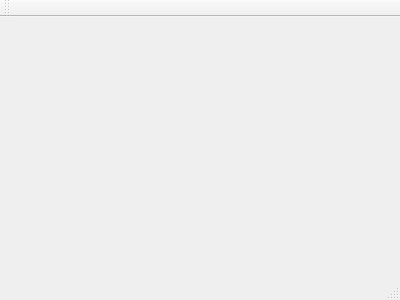
Before: the Qt Designer form nlogsvc/mainwindow.ui in tom9099/NLog, drawn with Qt 5.
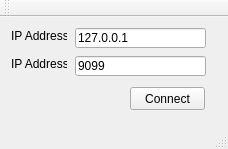
After: the same form once the commit is applied.

```diff
--- a/nlogsvc/mainwindow.ui
+++ b/nlogsvc/mainwindow.ui
@@ -1,24 +1,120 @@
 <ui version="4.0">
  <class>MainWindow</class>
- <widget class="QMainWindow" name="MainWindow" >
-  <property name="geometry" >
+ <widget class="QMainWindow" name="MainWindow">
+  <property name="geometry">
    <rect>
     <x>0</x>
     <y>0</y>
-    <width>400</width>
-    <height>300</height>
+    <width>228</width>
+    <height>149</height>
    </rect>
   </property>
   <property name="windowTitle" >
    <string>MainWindow</string>
   </property>
-  <widget class="QMenuBar" name="menuBar" />
-  <widget class="QToolBar" name="mainToolBar" />
-  <widget class="QWidget" name="centralWidget" />
-  <widget class="QStatusBar" name="statusBar" />
+  <widget class="QWidget" name="centralWidget">
+   <property name="enabled">
+    <bool>true</bool>
+   </property>
+   <property name="sizePolicy">
+    <sizepolicy hsizetype="Expanding" vsizetype="Expanding">
+     <horstretch>0</horstretch>
+     <verstretch>0</verstretch>
+    </sizepolicy>
+   </property>
+   <widget class="QLineEdit" name="lineEdit">
+    <property name="geometry">
+     <rect>
+      <x>75</x>
+      <y>11</y>
+      <width>131</width>
+      <height>20</height>
+     </rect>
+    </property>
+    <property name="sizePolicy">
+     <sizepolicy hsizetype="Fixed" vsizetype="Fixed">
+      <horstretch>0</horstretch>
+      <verstretch>0</verstretch>
+     </sizepolicy>
+    </property>
+    <property name="text">
+     <string>127.0.0.1</string>
+    </property>
+   </widget>
+   <widget class="QLabel" name="label">
+    <property name="geometry">
+     <rect>
+      <x>11</x>
+      <y>11</y>
+      <width>56</width>
+      <height>16</height>
+     </rect>
+    </property>
+    <property name="text">
+     <string>IP Address:</string>
+    </property>
+   </widget>
+   <widget class="QPushButton" name="pushButton">
+    <property name="geometry">
+     <rect>
+      <x>130</x>
+      <y>70</y>
+      <width>75</width>
+      <height>23</height>
+     </rect>
+    </property>
+    <property name="text">
+     <string>Connect</string>
+    </property>
+   </widget>
+   <widget class="QLineEdit" name="lineEdit_2">
+    <property name="geometry">
+     <rect>
+      <x>75</x>
+      <y>39</y>
+      <width>131</width>
+      <height>20</height>
+     </rect>
+    </property>
+    <property name="text">
+     <string>9099</string>
+    </property>
+   </widget>
+   <widget class="QLabel" name="label_2">
+    <property name="geometry">
+     <rect>
+      <x>11</x>
+      <y>39</y>
+      <width>56</width>
+      <height>16</height>
+     </rect>
+    </property>
+    <property name="text">
+     <string>IP Address:</string>
+    </property>
+   </widget>
+  </widget>
+  <widget class="QMenuBar" name="menuBar">
+   <property name="geometry">
+    <rect>
+     <x>0</x>
+     <y>0</y>
+     <width>228</width>
+     <height>22</height>
+    </rect>
+   </property>
+  </widget>
+  <widget class="QToolBar" name="mainToolBar">
+   <attribute name="toolBarArea">
+    <enum>TopToolBarArea</enum>
+   </attribute>
+   <attribute name="toolBarBreak">
+    <bool>false</bool>
+   </attribute>
+  </widget>
+  <widget class="QStatusBar" name="statusBar"/>
  </widget>
- <layoutDefault spacing="6" margin="11" />
- <pixmapfunction></pixmapfunction>
+ <layoutdefault spacing="6" margin="11"/>
  <resources/>
  <connections/>
 </ui>
```
Left out of the diff: 3 changed lines with no effect on the pictures.
